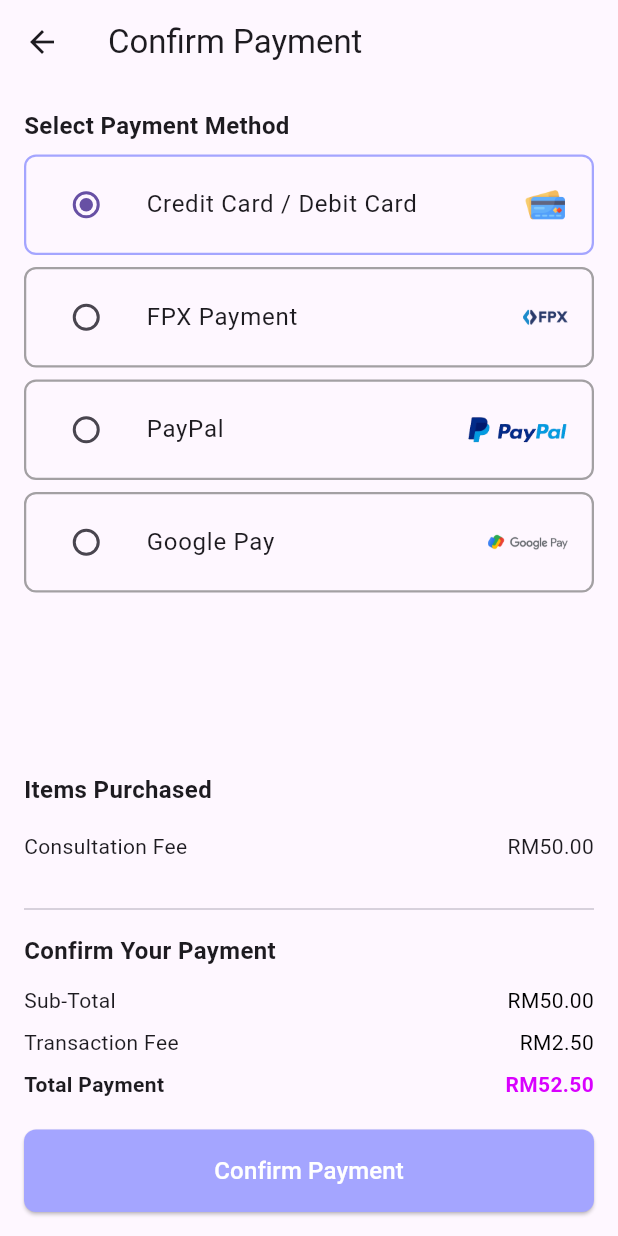
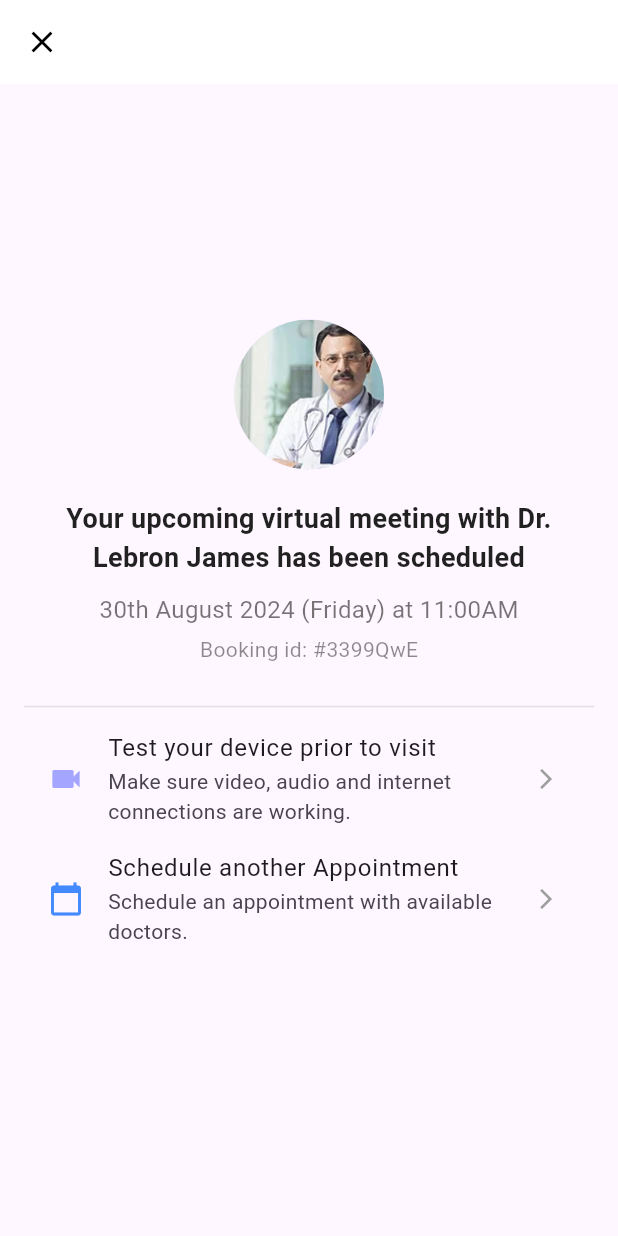
Before and after one commit to skooi928/vitalhealth, a Flutter app: the ConfirmPaymentPage screen opened directly, after a tap on "Confirm Payment", on a phone screen of 412 x 824 dp. Run offline on Flutter 3.47's test engine with Material 3 defaults, Android fonts, the phone set to English and light mode, and no system bars; our stand-ins replace firebase_auth, firebase_core, flutter_local_notifications, flutter_map, flutter_markdown, flutter_widget_from_html and 7 more; accounts and stored records are empty.

Commit message:
latest version update

```diff
--- a/lib/confirm_payment.dart
+++ b/lib/confirm_payment.dart
@@ -1,4 +1,5 @@
 import 'package:flutter/material.dart';
+import 'package:vital_health/confirm_popup.dart';
 
 class ConfirmPaymentPage extends StatefulWidget {
   const ConfirmPaymentPage({Key? key}) : super(key: key);
@@ -108,12 +109,12 @@ class PaymentPageState extends State<ConfirmPaymentPage> {
                 // Implement API call to payment page here
 
                 // Navigate to the payment success page
-                // Navigator.push(
-                //   context,
-                //   MaterialPageRoute(
-                //     builder: (context) => Zhisyeh page(),
-                //   ),
-                // );
+                Navigator.push(
+                  context,
+                  MaterialPageRoute(
+                    builder: (context) => const ScheduledPopup(),
+                  ),
+                );
               },
               style: ElevatedButton.styleFrom(
                 backgroundColor: const Color(0xFFA4A5FF),
--- /dev/null
+++ b/lib/confirm_popup.dart
@@ -0,0 +1,114 @@
+import 'package:flutter/material.dart';
+import 'package:vital_health/firebase_auth_check.dart';
+
+class ScheduledPopup extends StatelessWidget {
+  const ScheduledPopup({Key? key}) : super(key: key);
+  @override
+  Widget build(BuildContext context) {
+    return Scaffold(
+      appBar: AppBar(
+        backgroundColor: Colors.white,
+        elevation: 0,
+        leading: IconButton(
+          icon: const Icon(Icons.close, color: Colors.black),
+          onPressed: () {
+            // Implement navigation back
+            Navigator.pushAndRemoveUntil(
+              context,
+              MaterialPageRoute(
+                  builder: (context) =>
+                      FirebaseAuthCheck()), // Replace HomeScreen with your home screen widget
+              (Route<dynamic> route) => false,
+            );
+          },
+        ),
+      ),
+      body: Padding(
+        padding: const EdgeInsets.all(16.0),
+        child: Container(
+          height: MediaQuery.of(context).size.height -
+              kToolbarHeight -
+              MediaQuery.of(context).padding.top -
+              60.0, // Subtracting the app bar height and padding
+          child: Center(
+            child: Column(
+              mainAxisAlignment: MainAxisAlignment.center,
+              crossAxisAlignment: CrossAxisAlignment.center,
+              children: [
+                // Doctor Image
+                const CircleAvatar(
+                  radius: 50,
+                  backgroundImage:
+                      AssetImage("assets/images/doctorconsultation2.jpg"),
+                ),
+                const SizedBox(height: 20),
+
+                // Meeting Info
+                const Text(
+                  'Your upcoming virtual meeting with Dr. Lebron James has been scheduled',
+                  textAlign: TextAlign.center,
+                  style: TextStyle(
+                    fontSize: 18,
+                    fontWeight: FontWeight.w600,
+                    color: Colors.black87,
+                  ),
+                ),
+                const SizedBox(height: 10),
+
+                // Date & Time
+                const Text(
+                  '30th August 2024 (Friday) at 11:00AM',
+                  style: TextStyle(
+                    fontSize: 16,
+                    color: Colors.black54,
+                  ),
+                ),
+                const SizedBox(height: 5),
+
+                // Booking ID
+                const Text(
+                  'Booking id: #3399QwE',
+                  style: TextStyle(
+                    fontSize: 14,
+                    color: Colors.black45,
+                  ),
+                ),
+                const SizedBox(height: 20),
+
+                // Divider
+                Divider(color: Colors.grey[300]),
+
+                // Option 1: Test Device
+                ListTile(
+                  leading: const Icon(Icons.videocam, color: Color(0xFFA4A5FF)),
+                  title: const Text('Test your device prior to visit'),
+                  subtitle: const Text(
+                      'Make sure video, audio and internet connections are working.'),
+                  trailing: const Icon(Icons.arrow_forward_ios,
+                      size: 16, color: Colors.grey),
+                  onTap: () {
+                    // Add logic to test the device
+                  },
+                ),
+
+                // Option 2: Schedule another appointment
+                ListTile(
+                  leading: const Icon(Icons.calendar_today,
+                      color: Colors.blueAccent),
+                  title: const Text('Schedule another Appointment'),
+                  subtitle: const Text(
+                      'Schedule an appointment with available doctors.'),
+                  trailing: const Icon(Icons.arrow_forward_ios,
+                      size: 16, color: Colors.grey),
+                  onTap: () {
+                    // Add logic to schedule another appointment
+                  },
+                ),
+              ],
+            ),
+          ),
+        ),
+      ),
+    );
+  }
+}
--- a/pubspec.yaml
+++ b/pubspec.yaml
@@ -47,6 +47,7 @@ dependencies:
   google_generative_ai: ^0.4.5
   flutter_markdown: ^0.6.19
   flutter_dotenv: ^5.0.0
+  intl: ^0.17.0
 
 dependency_overrides:
   # Add the specific version of the conflicting dependency here
```
Also changed, not shown: lib/booking_consultation.dart (+24 -4 lines), lib/consultation.dart (+38 -37 lines).
